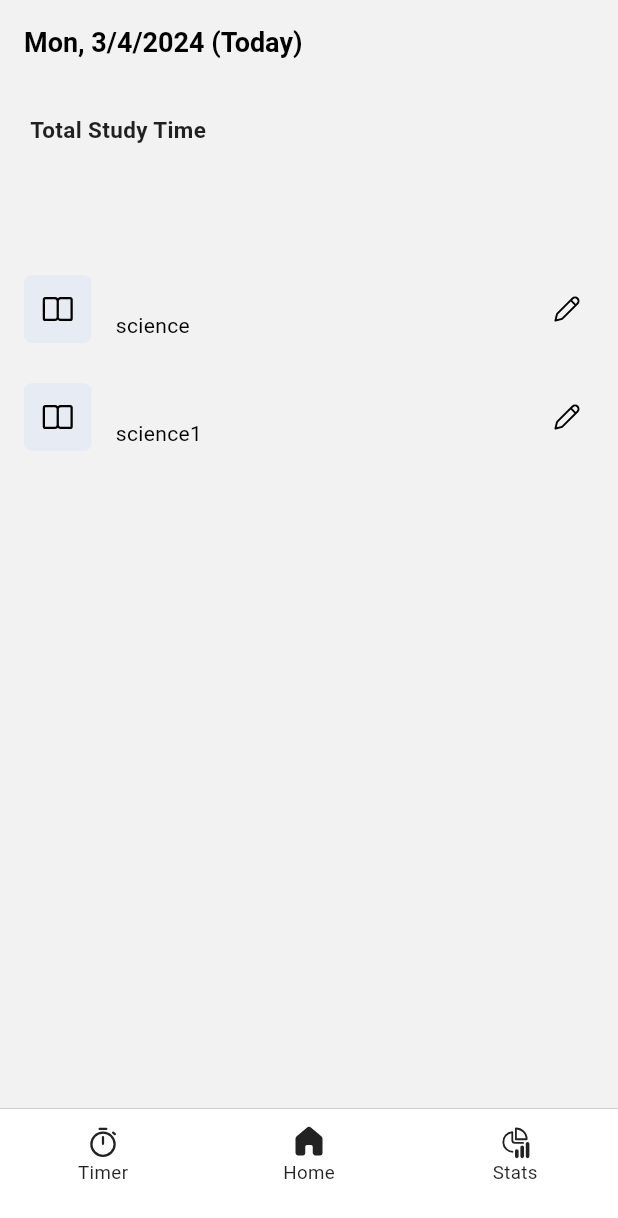
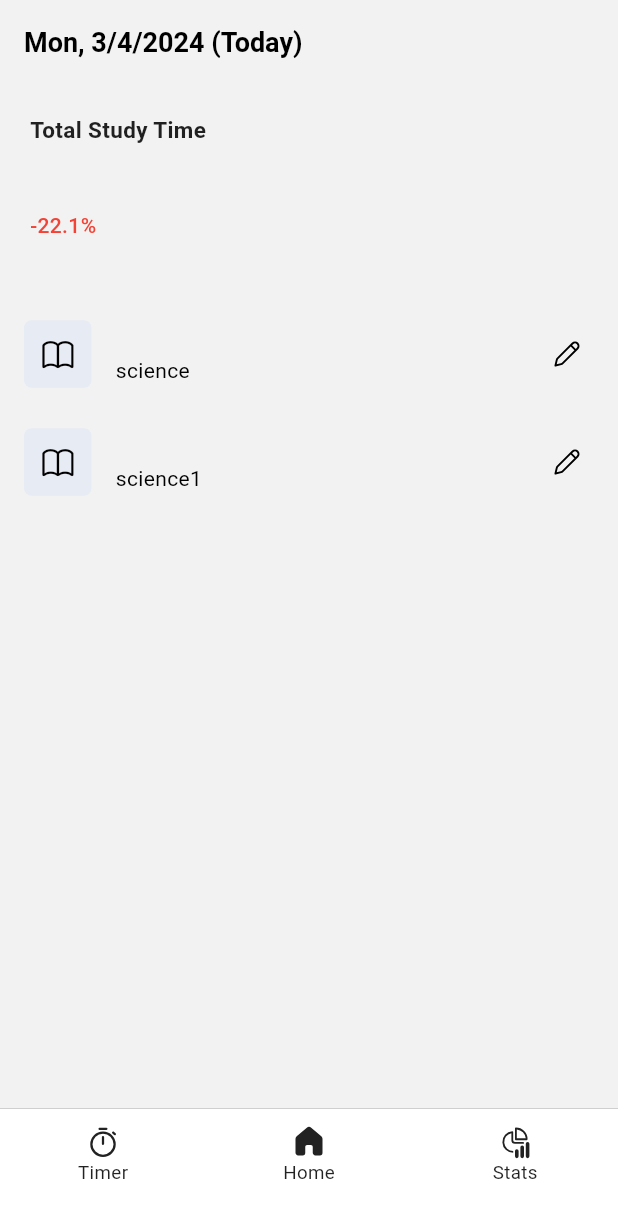
Before and after one commit to James1412/study_timer, a Flutter app: the screen it shows after launch, item 2 of the bottom bar chosen, on a phone screen of 412 x 824 dp. Shown: the top 1218 px of the screen. Run offline on Flutter 3.47's test engine with Material 3 defaults, Android fonts, the phone set to English and light mode, and no system bars; our stand-ins replace fluentui_system_icons, gap, wakelock_plus; missing offline and left inert: duration, flutter_iconpicker, screen_brightness.

Commit message:
🦄 icon picker

```diff
--- a/lib/features/home/home_screen.dart
+++ b/lib/features/home/home_screen.dart
@@ -5,6 +5,7 @@ import 'package:fluentui_system_icons/fluentui_system_icons.dart';
 import 'package:flutter/cupertino.dart';
 import 'package:flutter/material.dart';
 import 'package:flutter/services.dart';
+import 'package:flutter_iconpicker/flutter_iconpicker.dart';
 import 'package:gap/gap.dart';
 import 'package:intl/intl.dart';
 import 'package:provider/provider.dart';
@@ -43,6 +44,7 @@ class _HomeScreenState extends State<HomeScreen> {
           content: Padding(
             padding: const EdgeInsets.only(top: 10.0),
             child: CupertinoTextField(
+              clearButtonMode: OverlayVisibilityMode.editing,
               autofocus: true,
               spellCheckConfiguration: SpellCheckConfiguration(
                 spellCheckService: DefaultSpellCheckService(),
@@ -131,12 +133,38 @@ class _HomeScreenState extends State<HomeScreen> {
     return totalDuration;
   }
 
+  double percentChange(int dateIndex, List studyDates) {
+    if (dateIndex <= 0) {
+      return 100;
+    } else {
+      return ((getTotalDuration(studyDates, dateIndex).inMinutes -
+              getTotalDuration(studyDates, dateIndex - 1).inMinutes) /
+          getTotalDuration(studyDates, dateIndex - 1).inMinutes *
+          100);
+    }
+  }
+
+  _pickIcon(StudySessionModel studySessionModel) async {
+    IconData? icon = await showIconPicker(
+      showTooltips: true,
+      iconPackModes: [
+        IconPack.outlinedMaterial,
+        IconPack.cupertino,
+        IconPack.fontAwesomeIcons,
+        IconPack.lineAwesomeIcons,
+      ],
+      context,
+      adaptiveDialog: true,
+    );
+    if (icon == null || !mounted) return;
+    studySessionModel = studySessionModel..icon = icon;
+    context.read<StudySessionViewModel>().editSubjectIcon(studySessionModel);
+  }
+
   @override
   Widget build(BuildContext context) {
     List<DateTime> studyDates =
         context.watch<StudySessionViewModel>().studyDates;
-    List<StudySessionModel> studySessions =
-        context.watch<StudySessionViewModel>().studySessions;
     return studyDates.isEmpty
         ? const Center(
             child: Text("No study session yet..."),
@@ -147,10 +175,13 @@ class _HomeScreenState extends State<HomeScreen> {
             controller: pageController,
             physics: const PageScrollPhysics(),
             itemBuilder: (context, dateIndex) {
-              List<StudySessionModel> studySessionsOnDate = studySessions
+              List<StudySessionModel> studySessionsOnDate = context
+                  .watch<StudySessionViewModel>()
+                  .studySessions
                   .where((element) =>
                       isSameDate(element.dateTime, studyDates[dateIndex]))
                   .toList();
+
               return Scaffold(
                 resizeToAvoidBottomInset: false,
                 appBar: AppBar(
@@ -171,6 +202,7 @@ class _HomeScreenState extends State<HomeScreen> {
                               fontWeight: FontWeight.w600,
                             ),
                           ),
+                          const Gap(5),
                           Text(
                             prettyDuration(
                               getTotalDuration(studyDates, dateIndex),
@@ -183,6 +215,17 @@ class _HomeScreenState extends State<HomeScreen> {
                               fontWeight: FontWeight.w700,
                             ),
                           ),
+                          const Gap(5),
+                          Text(
+                            "${percentChange(dateIndex, studyDates) > 0 ? "+" : ""}${percentChange(dateIndex, studyDates).toStringAsFixed(1)}%",
+                            style: TextStyle(
+                                color: percentChange(dateIndex, studyDates) < 0
+                                    ? Colors.red
+                                    : percentChange(dateIndex, studyDates) == 0
+                                        ? Colors.grey
+                                        : Colors.green,
+                                fontWeight: FontWeight.w500),
+                          ),
                         ],
                       ),
                     ),
@@ -192,14 +235,23 @@ class _HomeScreenState extends State<HomeScreen> {
                       shrinkWrap: true,
                       itemCount: studySessionsOnDate.length,
                       itemBuilder: (context, sessionIndex) => ListTile(
-                        leading: Container(
+                        leading: GestureDetector(
+                          onTap: () {
+                            _pickIcon(studySessionsOnDate[sessionIndex]);
+                          },
+                          child: Container(
                             width: 45,
                             height: 45,
                             decoration: BoxDecoration(
-                            color: Colors.blueAccent.shade100.withOpacity(0.10),
+                              color:
+                                  Colors.blueAccent.shade100.withOpacity(0.10),
                               borderRadius: BorderRadius.circular(5),
                             ),
-                          child: const Icon(FluentIcons.book_open_16_regular),
+                            child: Icon(
+                              studySessionsOnDate[sessionIndex].icon ??
+                                  CupertinoIcons.book,
+                            ),
+                          ),
                         ),
                         title: Text(
                           prettyDuration(
@@ -218,9 +270,15 @@ class _HomeScreenState extends State<HomeScreen> {
                         trailing: GestureDetector(
                           onTap: () =>
                               onEditTap(studySessionsOnDate[sessionIndex]),
+                          child: Container(
+                            color: Colors.transparent,
+                            height: double.maxFinite,
+                            width: 70,
+                            alignment: Alignment.centerRight,
                             child: const Icon(
                               FluentIcons.edit_12_regular,
                               size: 20,
+                            ),
                           ),
                         ),
                       ),
--- a/lib/features/home/models/study_session_model.dart
+++ b/lib/features/home/models/study_session_model.dart
@@ -1,13 +1,17 @@
+import 'package:flutter/material.dart';
+
 class StudySessionModel {
   String subjectName;
   Duration duration;
   DateTime dateTime;
   int uniqueKey;
+  IconData? icon;
 
   StudySessionModel({
     required this.subjectName,
     required this.dateTime,
     required this.duration,
     required this.uniqueKey,
+    required this.icon,
   });
 }
--- /dev/null
+++ b/lib/features/timer/utils.dart
@@ -0,0 +1 @@
+String twoDigits(int n) => n.toString().padLeft(2, '0');
--- a/pubspec.yaml
+++ b/pubspec.yaml
@@ -44,6 +44,7 @@ dependencies:
   screen_brightness: ^1.0.0
   fl_chart: ^0.66.2
   duration: ^3.0.13
+  flutter_iconpicker: ^3.3.3
 
 flutter_launcher_icons:
   android: "launcher_icon"
```
Also changed, not shown: lib/features/home/view models/study_session_vm.dart (+28 -6 lines), lib/features/timer/timer_screen.dart (+9 -9 lines), pubspec.lock. Lines whose indentation alone changed are shown as unchanged.
